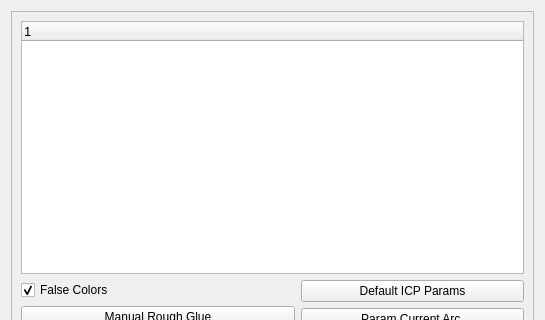
cnr-isti-vclab/meshlab, file src/meshlabplugins/editalign/alignDialog.ui: the form before one commit; both pictures show x 0 to 545 and y 0 to 320 of the 545 by 610 pixel window.
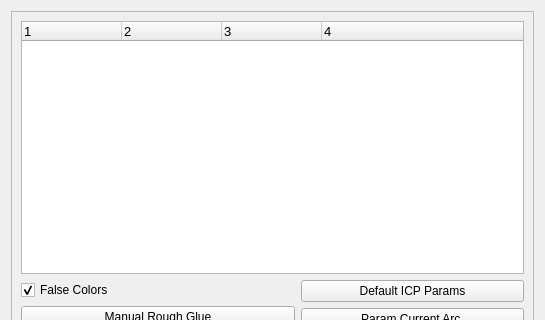
The form after the commit.

Commit message: Improved the list of mesh to be aligned dialog. Now you can hide and show any mesh without bringing up the layer dialog

What changed in the file:
```diff
--- a/src/meshlabplugins/editalign/alignDialog.ui
+++ b/src/meshlabplugins/editalign/alignDialog.ui
@@ -38,11 +38,29 @@
         <property name="selectionMode" >
          <enum>QAbstractItemView::NoSelection</enum>
         </property>
+        <property name="columnCount" >
+         <number>4</number>
+        </property>
         <column>
          <property name="text" >
           <string>1</string>
          </property>
         </column>
+        <column>
+         <property name="text" >
+          <string>2</string>
+         </property>
+        </column>
+        <column>
+         <property name="text" >
+          <string>3</string>
+         </property>
+        </column>
+        <column>
+         <property name="text" >
+          <string>4</string>
+         </property>
+        </column>
        </widget>
       </item>
       <item>
```
The commit also changes 2 other files.
